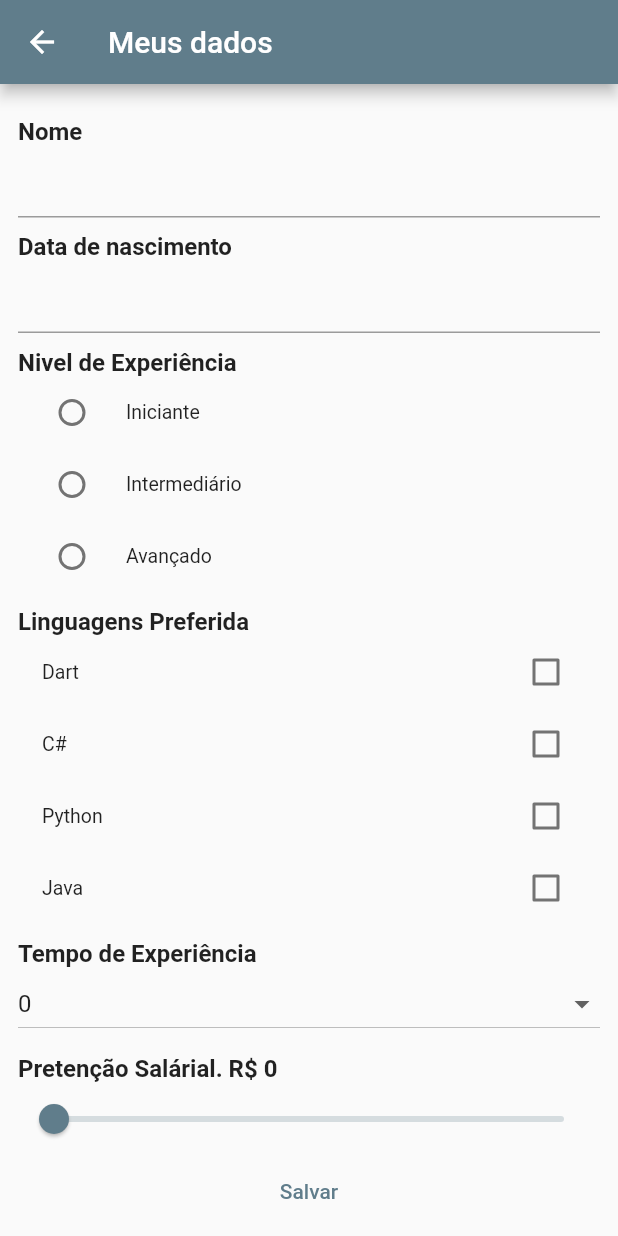
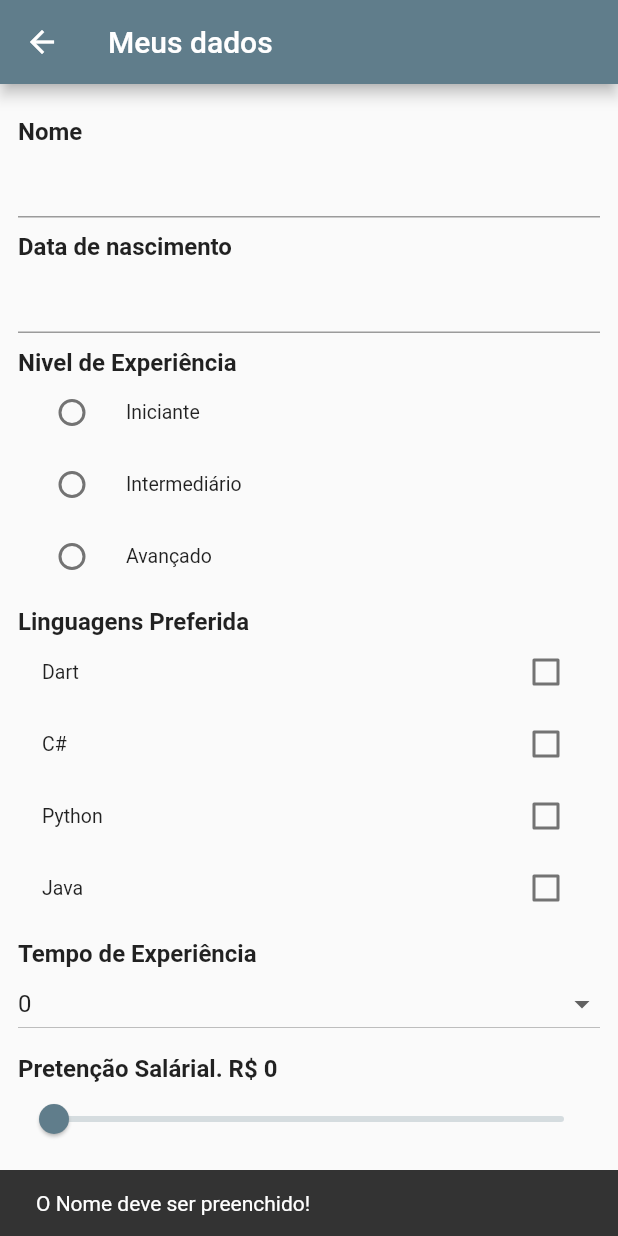
Before and after one commit to luizbahl/Bootcamp_DIO_Santander, a Flutter app: the DadosCadastraisPage screen opened directly, after a tap on "Salvar", on a phone screen of 412 x 824 dp. Run offline on Flutter 3.47's test engine with Material 2 defaults, Android fonts, the phone set to English and light mode, and no system bars; our stand-ins replace google_fonts; network calls fail; Roboto replaces fonts that are missing (Mansalva).

Commit message:
Validando os dados

```diff
--- a/lib/pages/dados_cadastrais.dart
+++ b/lib/pages/dados_cadastrais.dart
@@ -22,6 +22,8 @@ class _DadosCadastraisPageState extends State<DadosCadastraisPage> {
   var linguagensSelecionadas = [];
   double salarioEscolhido = 0;
   int tempoExperiencia = 0;
+
+  bool salvando = false;
 
   @override
   void initState() {
@@ -49,7 +51,9 @@ class _DadosCadastraisPageState extends State<DadosCadastraisPage> {
       appBar: AppBar(title: const Text("Meus dados")),
       body: Padding(
         padding: const EdgeInsets.symmetric(vertical: 12, horizontal: 12),
-        child: ListView(
+        child: salvando
+            ? const Center(child: CircularProgressIndicator())
+            : ListView(
                 children: [
                   const TextLabel(texto: "Nome"),
                   TextField(
@@ -135,14 +139,63 @@ class _DadosCadastraisPageState extends State<DadosCadastraisPage> {
                       }),
                   TextButton(
                     onPressed: () {
-                  debugPrint(nomeController.text);
-                  debugPrint(dataNascimento.toString());
-                  debugPrint(nivelSelecionado.toString());
-                  debugPrint(linguagensSelecionadas.toString());
-                  debugPrint(tempoExperiencia.toString());
-                  debugPrint(salarioEscolhido.round().toString());
+                      setState(() {
+                        salvando = false;
+                      });
+                      if (nomeController.text.trim().length < 3) {
+                        ScaffoldMessenger.of(context).showSnackBar(
+                            const SnackBar(
+                                content: Text("O Nome deve ser preenchido!")));
+                        return;
+                      }
+                      if (dataNascimento == null) {
+                        ScaffoldMessenger.of(context).showSnackBar(
+                            const SnackBar(
+                                content: Text("Data de nascimento inválida!")));
+                        return;
+                      }
+                      if (nivelSelecionado.trim() == "") {
+                        ScaffoldMessenger.of(context).showSnackBar(
+                            const SnackBar(
+                                content:
+                                    Text("O nivel deve ser selecionado!")));
+                        return;
+                      }
+                      if (linguagensSelecionadas.isEmpty) {
+                        ScaffoldMessenger.of(context).showSnackBar(const SnackBar(
+                            content: Text(
+                                "Deve ser selecionada pelo menos uma linguagem!")));
+                        return;
+                      }
+                      if (tempoExperiencia == 0) {
+                        ScaffoldMessenger.of(context).showSnackBar(const SnackBar(
+                            content: Text(
+                                "Deve ter pelo menos 1 ano de experiência!")));
+                        return;
+                      }
+                      if (salarioEscolhido == 0) {
+                        ScaffoldMessenger.of(context).showSnackBar(const SnackBar(
+                            content: Text(
+                                "A pretenção salárial tem que ser maior que 0!")));
+                        return;
+                      }
+                      setState(() {
+                        salvando = true;
+                      });
+
+                      Future.delayed(const Duration(milliseconds: 2500), () {
+                        ScaffoldMessenger.of(context).showSnackBar(
+                            const SnackBar(
+                                content: Text("Dados salvos com sucesso!")));
+
+                        setState(() {
+                          salvando = false;
+                        });
+                        Navigator.pop(context);
+                      });
                     },
-                child: const Text("Salvar"))
+                    child: const Text("Salvar"),
+                  ),
                 ],
               ),
       ),
```
Lines whose indentation alone changed are shown as unchanged.
